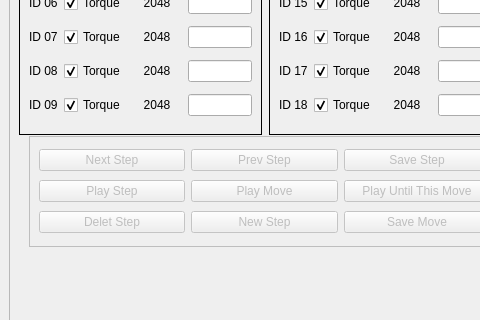
RoboFEI/RoboFEI-HT_2023_SOFTWARE, file src/gui/src/main_window.ui: the form before one commit; both pictures show x 0 to 480 and y 233 to 553 of the 906 by 686 pixel window.
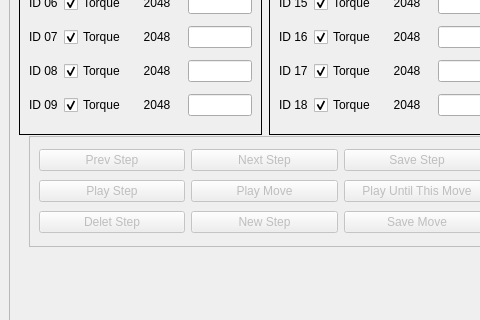
The form after the commit.

Commit message: recieving and saving joint info

```diff
--- a/src/gui/src/main_window.ui
+++ b/src/gui/src/main_window.ui
@@ -1178,16 +1178,16 @@
         <item>
          <layout class="QHBoxLayout" name="horizontalLayout_23">
           <item>
-           <widget class="QPushButton" name="nextStep_button">
+           <widget class="QPushButton" name="prevStep_button">
             <property name="text">
-             <string>Next Step</string>
+             <string>Prev Step</string>
             </property>
            </widget>
           </item>
           <item>
-           <widget class="QPushButton" name="prevStep_button">
+           <widget class="QPushButton" name="nextStep_button">
             <property name="text">
-             <string>Prev Step</string>
+             <string>Next Step</string>
             </property>
            </widget>
           </item>
```
The commit also changes 1 other file.
